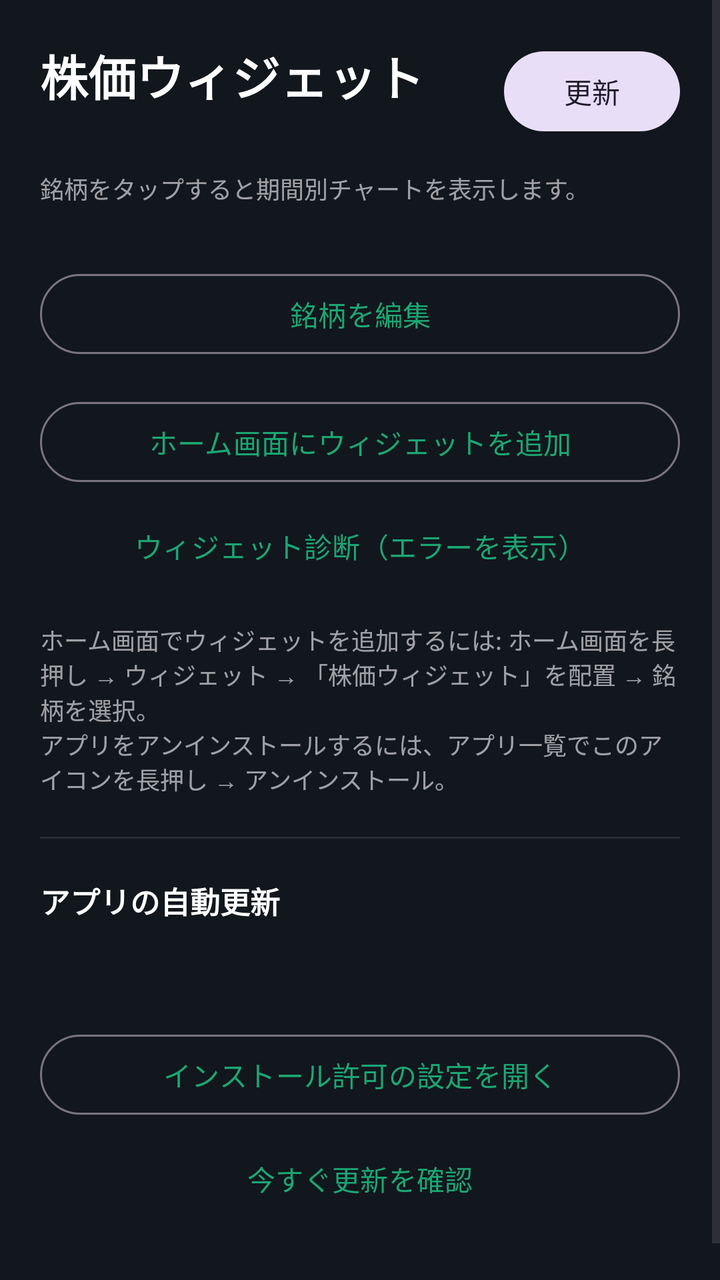
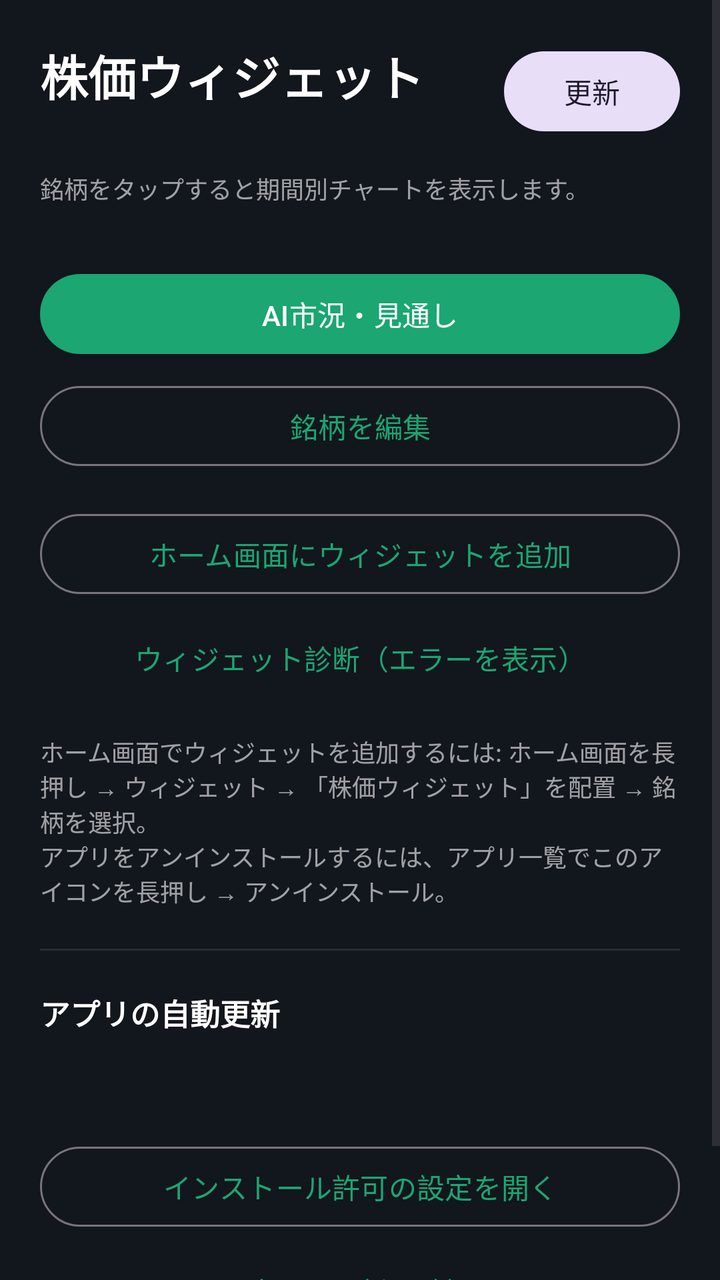

An Android layout rendered at two revisions. The XML below is the earlier revision; the diff shows what the commit changed to produce the second picture.
<!-- AndroidManifest.xml: activity theme Theme.StockWidget -->
<!-- res/layout/activity_main.xml -->
<?xml version="1.0" encoding="utf-8"?>
<FrameLayout
    xmlns:android="http://schemas.android.com/apk/res/android"
    android:layout_width="match_parent"
    android:layout_height="match_parent"
    android:background="#12161D">

    <ScrollView
        android:layout_width="match_parent"
        android:layout_height="match_parent"
        android:fillViewport="true">

        <LinearLayout
            android:layout_width="match_parent"
            android:layout_height="wrap_content"
            android:orientation="vertical"
            android:padding="20dp">

            <LinearLayout
                android:layout_width="match_parent"
                android:layout_height="wrap_content"
                android:orientation="horizontal"
                android:gravity="center_vertical">

                <LinearLayout
                    android:layout_width="0dp"
                    android:layout_height="wrap_content"
                    android:layout_weight="1"
                    android:orientation="vertical">

                    <TextView
                        android:layout_width="wrap_content"
                        android:layout_height="wrap_content"
                        android:text="@string/app_name"
                        android:textColor="#FFFFFF"
                        android:textSize="24sp"
                        android:textStyle="bold" />

                    <TextView
                        android:id="@+id/updated_at"
                        android:layout_width="wrap_content"
                        android:layout_height="wrap_content"
                        android:textColor="#99FFFFFF"
                        android:textSize="12sp" />
                </LinearLayout>

                <com.google.android.material.button.MaterialButton
                    android:id="@+id/refresh_button"
                    style="@style/Widget.Material3.Button.TonalButton"
                    android:layout_width="wrap_content"
                    android:layout_height="wrap_content"
                    android:text="@string/refresh" />
            </LinearLayout>

            <ProgressBar
                android:id="@+id/progress"
                android:layout_width="wrap_content"
                android:layout_height="wrap_content"
                android:layout_gravity="center_horizontal"
                android:layout_marginTop="24dp"
                android:visibility="gone" />

            <TextView
                android:layout_width="match_parent"
                android:layout_height="wrap_content"
                android:layout_marginTop="14dp"
                android:text="@string/tap_for_chart"
                android:textColor="#99FFFFFF"
                android:textSize="12sp" />

            <LinearLayout
                android:id="@+id/quotes_container"
                android:layout_width="match_parent"
                android:layout_height="wrap_content"
                android:orientation="vertical"
                android:layout_marginTop="10dp" />

            <com.google.android.material.button.MaterialButton
                android:id="@+id/edit_button"
                style="@style/Widget.Material3.Button.OutlinedButton"
                android:layout_width="match_parent"
                android:layout_height="wrap_content"
                android:layout_marginTop="20dp"
                android:text="@string/edit_watchlist" />

            <com.google.android.material.button.MaterialButton
                android:id="@+id/add_widget_button"
                style="@style/Widget.Material3.Button.OutlinedButton"
                android:layout_width="match_parent"
                android:layout_height="wrap_content"
                android:layout_marginTop="16dp"
                android:text="@string/add_widget" />

            <com.google.android.material.button.MaterialButton
                android:id="@+id/diagnose_button"
                style="@style/Widget.Material3.Button.TextButton"
                android:layout_width="match_parent"
                android:layout_height="wrap_content"
                android:layout_marginTop="4dp"
                android:text="@string/diagnose_widget" />

            <TextView
                android:layout_width="match_parent"
                android:layout_height="wrap_content"
                android:layout_marginTop="14dp"
                android:text="@string/widget_howto"
                android:textColor="#99FFFFFF"
                android:textSize="12sp" />

            <View
                android:layout_width="match_parent"
                android:layout_height="1dp"
                android:layout_marginTop="20dp"
                android:background="#33888888" />

            <TextView
                android:layout_width="match_parent"
                android:layout_height="wrap_content"
                android:layout_marginTop="20dp"
                android:text="@string/autoupdate_label"
                android:textColor="#FFFFFF"
                android:textStyle="bold"
                android:textSize="15sp" />

            <TextView
                android:id="@+id/version_text"
                android:layout_width="match_parent"
                android:layout_height="wrap_content"
                android:layout_marginTop="4dp"
                android:textColor="#99FFFFFF"
                android:textSize="12sp" />

            <TextView
                android:id="@+id/autoupdate_status"
                android:layout_width="match_parent"
                android:layout_height="wrap_content"
                android:layout_marginTop="6dp"
                android:textColor="#FFFFFF"
                android:textSize="13sp"
                android:textStyle="bold" />

            <com.google.android.material.button.MaterialButton
                android:id="@+id/autoupdate_button"
                style="@style/Widget.Material3.Button.OutlinedButton"
                android:layout_width="match_parent"
                android:layout_height="wrap_content"
                android:layout_marginTop="8dp"
                android:text="@string/autoupdate_button" />

            <com.google.android.material.button.MaterialButton
                android:id="@+id/check_update_button"
                style="@style/Widget.Material3.Button.TextButton"
                android:layout_width="match_parent"
                android:layout_height="wrap_content"
                android:layout_marginTop="4dp"
                android:text="@string/check_update_button" />

            <TextView
                android:id="@+id/update_log"
                android:layout_width="match_parent"
                android:layout_height="wrap_content"
                android:layout_marginTop="8dp"
                android:textColor="#FFD27A"
                android:textSize="13sp" />

        </LinearLayout>

    </ScrollView>

</FrameLayout>
<!-- resources referenced by this layout -->
<resources>
  <string name="add_widget">ホーム画面にウィジェットを追加</string>
  <string name="app_name">株価ウィジェット</string>
  <string name="autoupdate_button">インストール許可の設定を開く</string>
  <string name="autoupdate_label">アプリの自動更新</string>
  <string name="check_update_button">今すぐ更新を確認</string>
  <string name="diagnose_widget">ウィジェット診断（エラーを表示）</string>
  <string name="edit_watchlist">銘柄を編集</string>
  <string name="refresh">更新</string>
  <string name="tap_for_chart">銘柄をタップすると期間別チャートを表示します。</string>
  <string name="widget_howto">ホーム画面でウィジェットを追加するには: ホーム画面を長押し → ウィジェット → 「株価ウィジェット」を配置 → 銘柄を選択。\nアプリをアンインストールするには、アプリ一覧でこのアイコンを長押し → アンインストール。</string>
  <style name="Theme.StockWidget" parent="Theme.Material3.DayNight.NoActionBar">
          <item name="colorPrimary">#1BA672</item>
          <item name="colorOnPrimary">#FFFFFF</item>
      </style>
</resources>

<!-- the commit's change to res/layout/activity_main.xml (unified diff, before → after) -->
@@ -76,11 +76,18 @@
                 android:layout_marginTop="10dp" />
 
             <com.google.android.material.button.MaterialButton
+                android:id="@+id/outlook_button"
+                android:layout_width="match_parent"
+                android:layout_height="wrap_content"
+                android:layout_marginTop="20dp"
+                android:text="@string/outlook_open" />
+
+            <com.google.android.material.button.MaterialButton
                 android:id="@+id/edit_button"
                 style="@style/Widget.Material3.Button.OutlinedButton"
                 android:layout_width="match_parent"
                 android:layout_height="wrap_content"
-                android:layout_marginTop="20dp"
+                android:layout_marginTop="8dp"
                 android:text="@string/edit_watchlist" />
 
             <com.google.android.material.button.MaterialButton
<!-- resource entries referenced after the edit -->
@@ -7,6 +7,7 @@
   <string name="check_update_button">今すぐ更新を確認</string>
   <string name="diagnose_widget">ウィジェット診断（エラーを表示）</string>
   <string name="edit_watchlist">銘柄を編集</string>
+  <string name="outlook_open">AI市況・見通し</string>
   <string name="refresh">更新</string>
   <string name="tap_for_chart">銘柄をタップすると期間別チャートを表示します。</string>
   <string name="widget_howto">ホーム画面でウィジェットを追加するには: ホーム画面を長押し → ウィジェット → 「株価ウィジェット」を配置 → 銘柄を選択。\nアプリをアンインストールするには、アプリ一覧でこのアイコンを長押し → アンインストール。</string>
